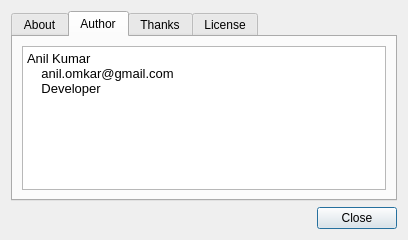
Qt form src/ui/about.ui (anilFree/seascope) before a commit.
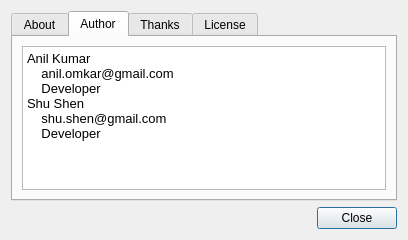
The same form after that commit. The open tabs and pages were chosen to show the change.

Commit message: Adding Shu to authors

Patch:
```diff
--- a/src/ui/about.ui
+++ b/src/ui/about.ui
@@ -131,6 +131,9 @@
 &lt;/style&gt;&lt;/head&gt;&lt;body style=&quot; font-family:'Sans Serif'; font-size:8pt; font-weight:400; font-style:normal;&quot;&gt;
 &lt;p style=&quot; margin-top:0px; margin-bottom:0px; margin-left:0px; margin-right:0px; -qt-block-indent:0; text-indent:0px;&quot;&gt;&lt;span style=&quot; font-family:'Sans'; font-size:10pt;&quot;&gt;Anil Kumar&lt;/span&gt;&lt;/p&gt;
 &lt;p style=&quot; margin-top:0px; margin-bottom:0px; margin-left:0px; margin-right:0px; -qt-block-indent:0; text-indent:0px;&quot;&gt;&lt;span style=&quot; font-family:'Sans'; font-size:10pt;&quot;&gt;    anil.omkar@gmail.com&lt;/span&gt;&lt;/p&gt;
+&lt;p style=&quot; margin-top:0px; margin-bottom:0px; margin-left:0px; margin-right:0px; -qt-block-indent:0; text-indent:0px;&quot;&gt;&lt;span style=&quot; font-family:'Sans'; font-size:10pt;&quot;&gt;    Developer&lt;/span&gt;&lt;/p&gt;
+&lt;p style=&quot; margin-top:0px; margin-bottom:0px; margin-left:0px; margin-right:0px; -qt-block-indent:0; text-indent:0px;&quot;&gt;&lt;span style=&quot; font-family:'Sans'; font-size:10pt;&quot;&gt;Shu Shen&lt;/span&gt;&lt;/p&gt;
+&lt;p style=&quot; margin-top:0px; margin-bottom:0px; margin-left:0px; margin-right:0px; -qt-block-indent:0; text-indent:0px;&quot;&gt;&lt;span style=&quot; font-family:'Sans'; font-size:10pt;&quot;&gt;    shu.shen@gmail.com&lt;/span&gt;&lt;/p&gt;
 &lt;p style=&quot; margin-top:0px; margin-bottom:0px; margin-left:0px; margin-right:0px; -qt-block-indent:0; text-indent:0px;&quot;&gt;&lt;span style=&quot; font-family:'Sans'; font-size:10pt;&quot;&gt;    Developer&lt;/span&gt;&lt;/p&gt;&lt;/body&gt;&lt;/html&gt;</string>
          </property>
          <property name="acceptRichText">
```
